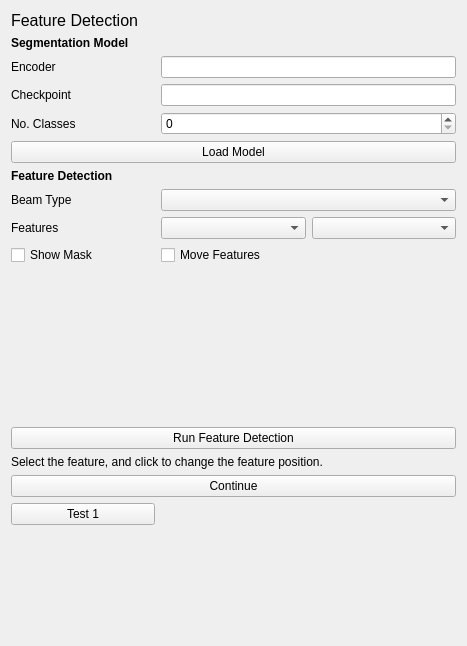
Before: the Qt Designer form fibsem/ui/qtdesigner_files/FibsemDetectionWidget.ui in DeMarcoLab/fibsem, drawn with Qt 5.
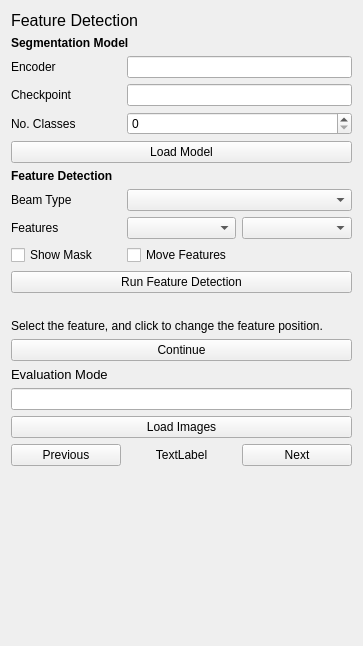
After: the same form once the commit is applied.

Commit message: add eval mode, cleanup, call methods

```diff
--- a/fibsem/ui/qtdesigner_files/FibsemDetectionWidget.ui
+++ b/fibsem/ui/qtdesigner_files/FibsemDetectionWidget.ui
@@ -6,7 +6,7 @@
    <rect>
     <x>0</x>
     <y>0</y>
-    <width>467</width>
+    <width>363</width>
     <height>646</height>
    </rect>
   </property>
@@ -14,19 +14,25 @@
    <string>Form</string>
   </property>
   <layout class="QGridLayout" name="gridLayout">
-   <item row="12" column="0">
-    <widget class="QLabel" name="label_feature">
+   <item row="1" column="0" colspan="3">
+    <widget class="QLabel" name="label_header_model">
+     <property name="font">
+      <font>
+       <weight>75</weight>
+       <bold>true</bold>
+      </font>
+     </property>
      <property name="text">
-      <string>Features</string>
+      <string>Segmentation Model</string>
      </property>
     </widget>
    </item>
-   <item row="14" column="0" colspan="3">
+   <item row="15" column="0" colspan="3">
     <widget class="QLabel" name="label_info">
      <property name="minimumSize">
       <size>
        <width>0</width>
-       <height>150</height>
+       <height>0</height>
       </size>
      </property>
      <property name="text">
@@ -34,59 +40,14 @@
      </property>
     </widget>
    </item>
-   <item row="16" column="0" colspan="3">
-    <widget class="QLabel" name="label_instructions">
+   <item row="13" column="0">
+    <widget class="QCheckBox" name="checkBox_show_mask">
      <property name="text">
-      <string>Select the feature, and click to change the feature position.</string>
+      <string>Show Mask</string>
      </property>
-     <property name="wordWrap">
-      <bool>true</bool>
-     </property>
     </widget>
    </item>
-   <item row="17" column="0" colspan="3">
-    <widget class="QPushButton" name="pushButton_continue">
-     <property name="text">
-      <string>Continue</string>
-     </property>
-    </widget>
-   </item>
-   <item row="10" column="0" colspan="3">
-    <widget class="QLabel" name="label_2">
-     <property name="font">
-      <font>
-       <weight>75</weight>
-       <bold>true</bold>
-      </font>
-     </property>
-     <property name="text">
-      <string>Feature Detection</string>
-     </property>
-    </widget>
-   </item>
-   <item row="6" column="0">
-    <widget class="QLabel" name="label_encoder">
-     <property name="text">
-      <string>Encoder</string>
-     </property>
-    </widget>
-   </item>
-   <item row="0" column="0" colspan="2">
-    <widget class="QLabel" name="label_title">
-     <property name="font">
-      <font>
-       <pointsize>12</pointsize>
-      </font>
-     </property>
-     <property name="text">
-      <string>Feature Detection</string>
-     </property>
-    </widget>
-   </item>
-   <item row="8" column="1" colspan="2">
-    <widget class="QSpinBox" name="spinBox_num_classes"/>
-   </item>
-   <item row="19" column="0" colspan="2">
+   <item row="23" column="0" colspan="3">
     <spacer name="verticalSpacer">
      <property name="orientation">
       <enum>Qt::Vertical</enum>
@@ -99,15 +60,80 @@
      </property>
     </spacer>
    </item>
-   <item row="18" column="0">
-    <widget class="QPushButton" name="pushButton_test_function">
+   <item row="13" column="1">
+    <widget class="QCheckBox" name="checkBox_move_features">
      <property name="text">
-      <string>Test 1</string>
+      <string>Move Features</string>
      </property>
     </widget>
    </item>
-   <item row="12" column="1">
-    <widget class="QComboBox" name="comboBox_feature_1"/>
+   <item row="7" column="1" colspan="2">
+    <widget class="QLineEdit" name="lineEdit_checkpoint"/>
+   </item>
+   <item row="11" column="1" colspan="2">
+    <widget class="QComboBox" name="comboBox_beam_type"/>
+   </item>
+   <item row="0" column="0" colspan="3">
+    <widget class="QLabel" name="label_title">
+     <property name="font">
+      <font>
+       <pointsize>12</pointsize>
+      </font>
+     </property>
+     <property name="text">
+      <string>Feature Detection</string>
+     </property>
+    </widget>
+   </item>
+   <item row="22" column="1">
+    <widget class="QLabel" name="label_image_path_num">
+     <property name="text">
+      <string>TextLabel</string>
+     </property>
+     <property name="alignment">
+      <set>Qt::AlignCenter</set>
+     </property>
+    </widget>
+   </item>
+   <item row="12" column="0">
+    <widget class="QLabel" name="label_feature">
+     <property name="text">
+      <string>Features</string>
+     </property>
+    </widget>
+   </item>
+   <item row="20" column="0" colspan="3">
+    <widget class="QLineEdit" name="lineEdit_image_path_folder"/>
+   </item>
+   <item row="22" column="0">
+    <widget class="QPushButton" name="pushButton_previous_image">
+     <property name="text">
+      <string>Previous</string>
+     </property>
+    </widget>
+   </item>
+   <item row="8" column="0">
+    <widget class="QLabel" name="label_num_classes">
+     <property name="text">
+      <string>No. Classes</string>
+     </property>
+    </widget>
+   </item>
+   <item row="10" column="0" colspan="3">
+    <widget class="QLabel" name="label_header_features">
+     <property name="font">
+      <font>
+       <weight>75</weight>
+       <bold>true</bold>
+      </font>
+     </property>
+     <property name="text">
+      <string>Feature Detection</string>
+     </property>
+    </widget>
+   </item>
+   <item row="8" column="1" colspan="2">
+    <widget class="QSpinBox" name="spinBox_num_classes"/>
    </item>
    <item row="9" column="0" colspan="3">
     <widget class="QPushButton" name="pushButton_load_model">
@@ -116,10 +142,13 @@
      </property>
     </widget>
    </item>
-   <item row="13" column="0">
-    <widget class="QCheckBox" name="checkBox_show_mask">
+   <item row="12" column="1">
+    <widget class="QComboBox" name="comboBox_feature_1"/>
+   </item>
+   <item row="6" column="0">
+    <widget class="QLabel" name="label_encoder">
      <property name="text">
-      <string>Show Mask</string>
+      <string>Encoder</string>
      </property>
     </widget>
    </item>
@@ -130,42 +159,48 @@
      </property>
     </widget>
    </item>
-   <item row="15" column="0" colspan="3">
-    <widget class="QPushButton" name="pushButton_run_feature_detection">
+   <item row="18" column="0" colspan="3">
+    <widget class="QPushButton" name="pushButton_continue">
      <property name="text">
-      <string>Run Feature Detection</string>
+      <string>Continue</string>
      </property>
     </widget>
    </item>
-   <item row="6" column="1" colspan="2">
-    <widget class="QLineEdit" name="lineEdit_encoder"/>
+   <item row="22" column="2">
+    <widget class="QPushButton" name="pushButton_next_image">
+     <property name="text">
+      <string>Next</string>
+     </property>
+    </widget>
+   </item>
+   <item row="17" column="0" colspan="3">
+    <widget class="QLabel" name="label_instructions">
+     <property name="text">
+      <string>Select the feature, and click to change the feature position.</string>
+     </property>
+     <property name="wordWrap">
+      <bool>true</bool>
+     </property>
+    </widget>
    </item>
    <item row="12" column="2">
     <widget class="QComboBox" name="comboBox_feature_2"/>
    </item>
-   <item row="1" column="0">
-    <widget class="QLabel" name="label">
+   <item row="6" column="1" colspan="2">
+    <widget class="QLineEdit" name="lineEdit_encoder"/>
+   </item>
+   <item row="19" column="0" colspan="3">
+    <widget class="QLabel" name="label_header_evalulation">
      <property name="font">
       <font>
-       <weight>75</weight>
-       <bold>true</bold>
+       <pointsize>10</pointsize>
       </font>
      </property>
      <property name="text">
-      <string>Segmentation Model</string>
+      <string>Evaluation Mode</string>
      </property>
     </widget>
    </item>
-   <item row="8" column="0">
-    <widget class="QLabel" name="label_num_classes">
-     <property name="text">
-      <string>No. Classes</string>
-     </property>
-    </widget>
-   </item>
-   <item row="7" column="1" colspan="2">
-    <widget class="QLineEdit" name="lineEdit_checkpoint"/>
-   </item>
    <item row="11" column="0">
     <widget class="QLabel" name="label_beam_type">
      <property name="text">
@@ -173,13 +208,17 @@
      </property>
     </widget>
    </item>
-   <item row="11" column="1" colspan="2">
-    <widget class="QComboBox" name="comboBox_beam_type"/>
+   <item row="14" column="0" colspan="3">
+    <widget class="QPushButton" name="pushButton_run_feature_detection">
+     <property name="text">
+      <string>Run Feature Detection</string>
+     </property>
+    </widget>
    </item>
-   <item row="13" column="1">
-    <widget class="QCheckBox" name="checkBox_move_features">
+   <item row="21" column="0" colspan="3">
+    <widget class="QPushButton" name="pushButton_load_images">
      <property name="text">
-      <string>Move Features</string>
+      <string>Load Images</string>
      </property>
     </widget>
    </item>
```
The commit also changes 3 other files.
